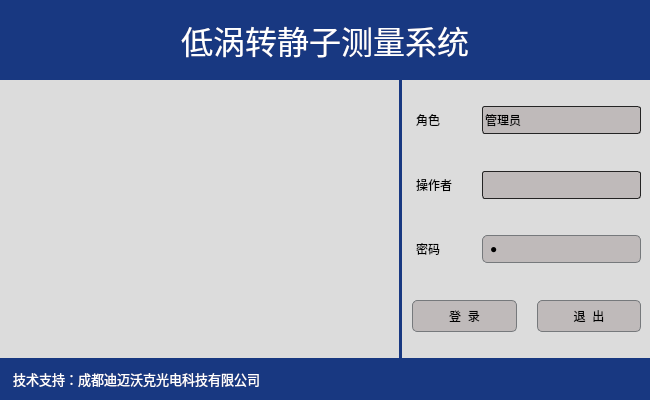
Qt form loginform.ui (BlueBeastCV/CommutatorStatorSystem) before a commit.
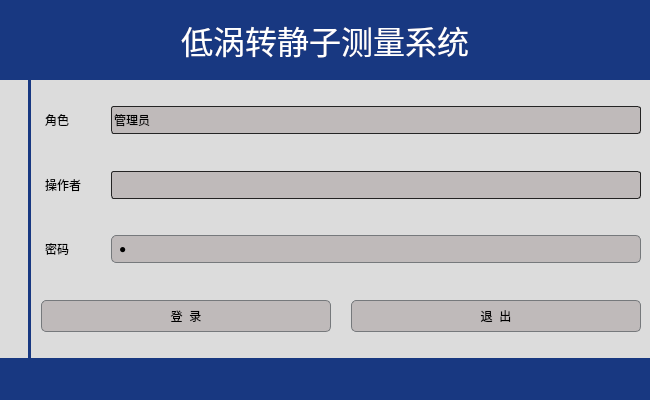
The same form after that commit. Icons and pictures are not drawn.

Patch:
```diff
--- a/loginform.ui
+++ b/loginform.ui
@@ -153,7 +153,7 @@
 top:1px;
 }</string>
   </property>
-  <layout class="QVBoxLayout" name="verticalLayout_2" stretch="0,1,0">
+  <layout class="QVBoxLayout" name="verticalLayout_2" stretch="0,0,0">
    <property name="spacing">
     <number>0</number>
    </property>
@@ -229,24 +229,12 @@
       <number>9</number>
      </property>
      <item>
-      <widget class="QLabel" name="log">
-       <property name="minimumSize">
-        <size>
-         <width>380</width>
-         <height>0</height>
-        </size>
-       </property>
+      <widget class="QLabel" name="label_6">
        <property name="text">
         <string/>
        </property>
        <property name="pixmap">
-        <pixmap resource="images.qrc">:/img/images/log.ico</pixmap>
-       </property>
-       <property name="scaledContents">
-        <bool>true</bool>
-       </property>
-       <property name="alignment">
-        <set>Qt::AlignCenter</set>
+        <pixmap resource="images.qrc">:/img/images/AECC.ico</pixmap>
        </property>
       </widget>
      </item>
@@ -510,7 +498,7 @@
          </font>
         </property>
         <property name="text">
-         <string>技术支持：成都迪迈沃克光电科技有限公司</string>
+         <string/>
         </property>
        </widget>
       </item>
```
